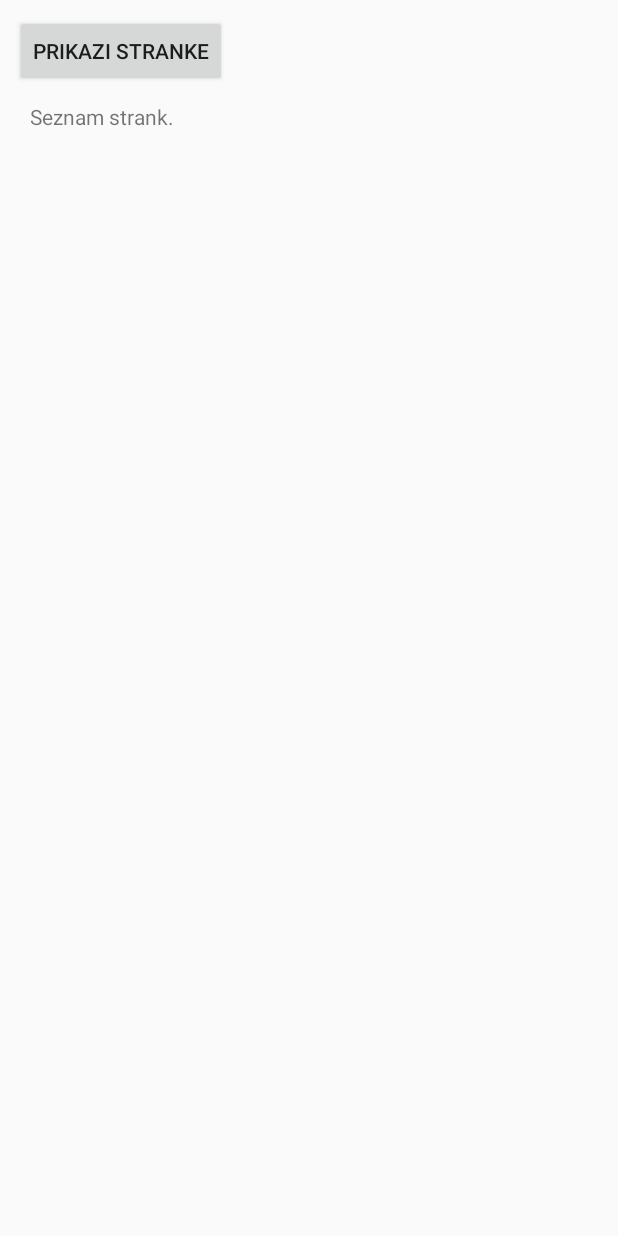
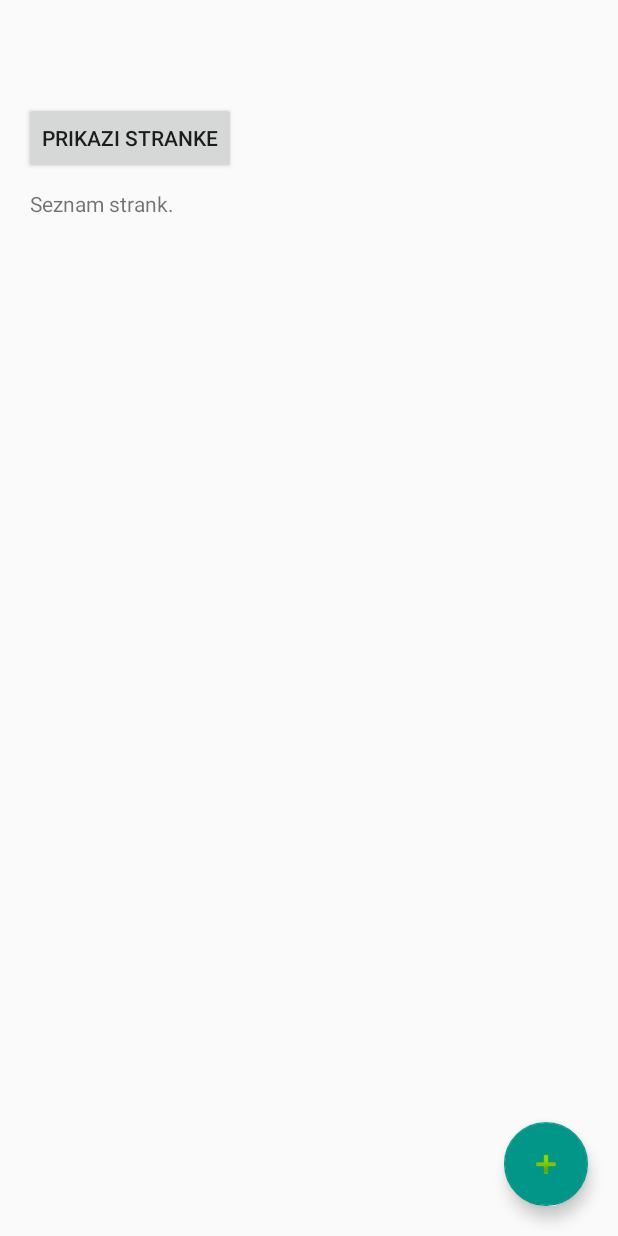
Before and after one commit to klemenpraznik/Klemavet-mobileapp, an Android app: the screen it shows after launch (MainActivity), on a phone screen of 412 x 824 dp. Run offline under Robolectric (Android 15) with nearby library versions, the phone set to English and light mode, and no system bars; our stand-ins replace Volley.

Commit message:
+ gumb odpre nov Activity

```diff
--- a/app/build.gradle
+++ b/app/build.gradle
@@ -21,6 +21,8 @@ android {
 
 dependencies {
     implementation fileTree(dir: 'libs', include: ['*.jar'])
+    //noinspection GradleCompatible
+    implementation 'com.android.support:appcompat-v7:23.1.1'
     implementation 'androidx.appcompat:appcompat:1.0.2'
     implementation 'androidx.constraintlayout:constraintlayout:1.1.3'
     implementation 'com.google.android.material:material:1.0.0'
@@ -30,4 +32,5 @@ dependencies {
     testImplementation 'junit:junit:4.12'
     androidTestImplementation 'androidx.test.ext:junit:1.1.0'
     androidTestImplementation 'androidx.test.espresso:espresso-core:3.1.1'
+    implementation 'com.miguelcatalan:materialsearchview:1.4.0'
 }
--- a/app/src/main/AndroidManifest.xml
+++ b/app/src/main/AndroidManifest.xml
@@ -6,14 +6,15 @@
     <uses-permission android:name="android.permission.INTERNET" />
 
     <application
+        android:allowBackup="true"
         android:debuggable="true"
-        android:allowBackup="true"
         android:icon="@mipmap/ic_launcher"
         android:label="@string/app_name"
         android:roundIcon="@mipmap/ic_launcher_round"
         android:supportsRtl="true"
         android:theme="@style/AppTheme"
         tools:ignore="HardcodedDebugMode">
+        <activity android:name=".insertClientActivity"></activity>
         <activity
             android:name=".MainActivity"
             android:label="@string/app_name"
--- a/app/src/main/java/com/example/killerapp/MainActivity.java
+++ b/app/src/main/java/com/example/killerapp/MainActivity.java
@@ -1,6 +1,7 @@
 package com.example.killerapp;
 
-
+import android.content.Intent;
+import android.graphics.Color;
 import android.os.Bundle;
 
 import com.android.volley.Request;
@@ -39,9 +40,11 @@ import java.util.Iterator;
 import java.util.List;
 import java.util.ListIterator;
 
+
 public class MainActivity extends AppCompatActivity {
     private RequestQueue requestQueue;
     private TextView osebe;
+    private FloatingActionButton addClientButton;
 
     @Override
     protected void onCreate(Bundle savedInstanceState) {
@@ -49,8 +52,20 @@ public class MainActivity extends AppCompatActivity {
         setContentView(R.layout.activity_main);
         requestQueue = Volley.newRequestQueue(getApplicationContext());
         osebe = (TextView) findViewById(R.id.osebe);
+
+        addClientButton = (FloatingActionButton) findViewById(R.id.addClientButton);
+        addClientButton.setOnClickListener(new View.OnClickListener() {
+            @Override
+            public void onClick(View v) {
+                openClientInsertActivity();
+            }
+        });
     }
 
+    public void openClientInsertActivity() {
+        Intent intent = new Intent(this, insertClientActivity.class);
+        startActivity(intent);
+    }
 
     private Response.Listener<JSONArray> jsonArrayListener = new Response.Listener<JSONArray>() {
         @Override
@@ -99,15 +114,12 @@ public class MainActivity extends AppCompatActivity {
         }
     };
 
-
     private Response.ErrorListener errorListener = new Response.ErrorListener() {
         @Override
         public void onErrorResponse(VolleyError error) {
             Log.d("REST error", error.getMessage());
         }
     };
-
-
 
     public void prikaziOsebe(View view) {
         if (view != null) {
@@ -116,5 +128,4 @@ public class MainActivity extends AppCompatActivity {
             requestQueue.add(request);
         }
     }
-
 }
--- a/app/src/main/res/layout/activity_main.xml
+++ b/app/src/main/res/layout/activity_main.xml
@@ -24,8 +24,8 @@
         android:id="@+id/button"
         android:layout_width="wrap_content"
         android:layout_height="wrap_content"
-        android:layout_marginLeft="10dp"
-        android:layout_marginTop="10dp"
+        android:layout_marginLeft="16dp"
+        android:layout_marginTop="68dp"
         android:onClick="prikaziOsebe"
         android:text="Prikazi stranke"
         app:layout_constraintLeft_toLeftOf="parent"
@@ -33,5 +33,19 @@
         tools:layout_constraintLeft_creator="1"
         tools:layout_constraintTop_creator="1" />
 
+    <com.google.android.material.floatingactionbutton.FloatingActionButton
+        android:id="@+id/addClientButton"
+        android:layout_width="wrap_content"
+        android:layout_height="wrap_content"
+        android:layout_marginRight="20dp"
+        android:layout_marginBottom="20dp"
+        android:clickable="true"
+        app:backgroundTint="#009688"
+        app:layout_constraintBottom_toBottomOf="parent"
+        app:layout_constraintEnd_toEndOf="parent"
+        app:srcCompat="@android:drawable/ic_input_add"
+        />
+
+
 
 </androidx.constraintlayout.widget.ConstraintLayout>
--- a/build.gradle
+++ b/build.gradle
@@ -8,7 +8,6 @@ buildscript {
     }
     dependencies {
         classpath 'com.android.tools.build:gradle:3.5.1'
-
         // NOTE: Do not place your application dependencies here; they belong
         // in the individual module build.gradle files
     }
```
Also changed, not shown: app/src/main/java/com/example/killerapp/insertClientActivity.java (added, +14 -0 lines), app/src/main/res/layout/activity_insert_client.xml (added, +17 -0 lines).
